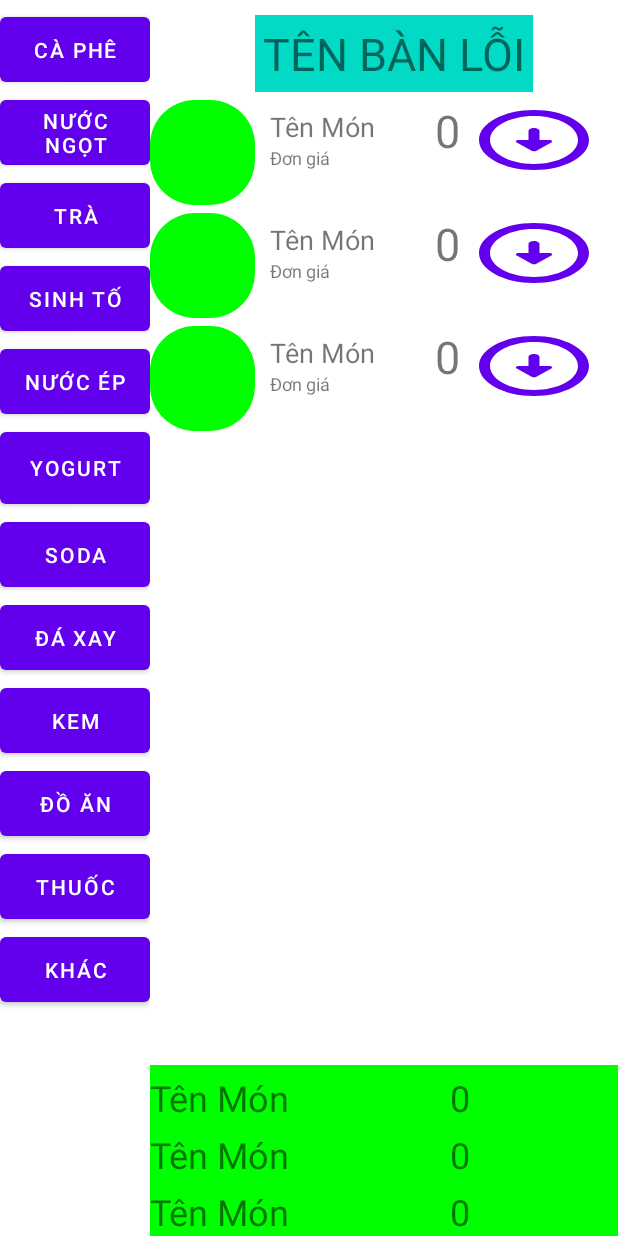
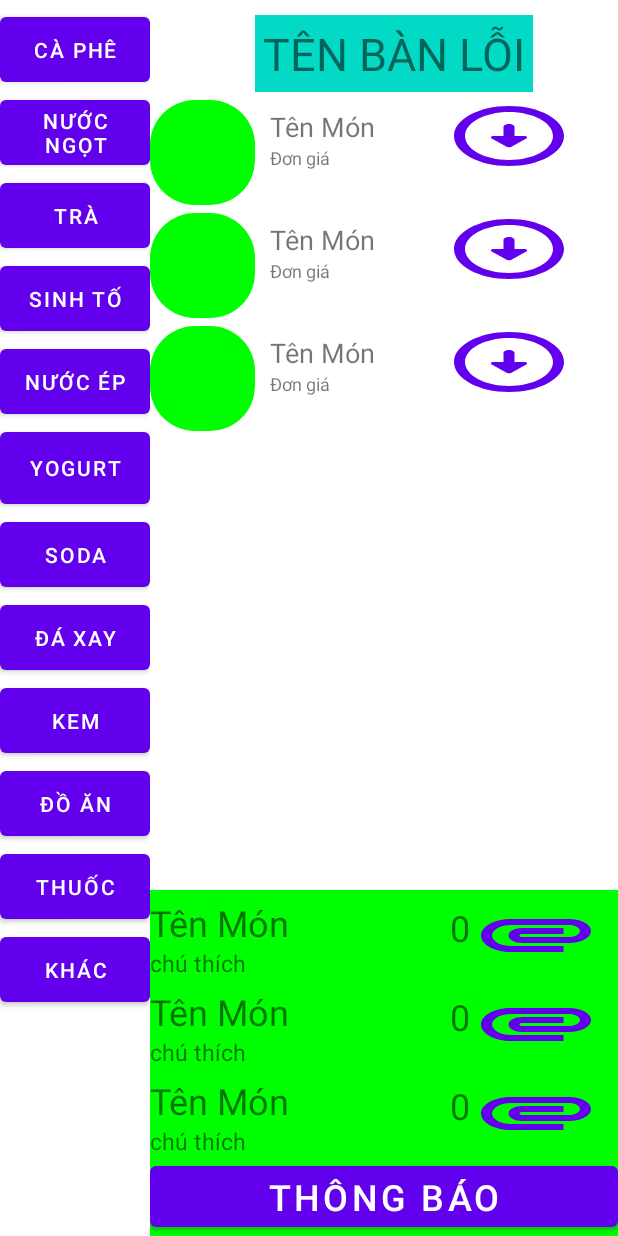
Before and after one commit to thierrytien6595/thierrytien6595, an Android app: the layout activity_san_pham.xml on its own in the app's theme, with its tools: preview values and no code run, on a phone screen of 412 x 824 dp. Run offline under Robolectric (Android 15) with nearby library versions, the phone set to English and light mode, and no system bars.

Commit message:
Đã hoàn thành nút giảm số lượng món đã chọn.

```diff
--- a/app/src/main/java/com/example/retrofitexample/SPDACHON/SPDaChonModel.kt
+++ b/app/src/main/java/com/example/retrofitexample/SPDACHON/SPDaChonModel.kt
@@ -1,3 +1,3 @@
 package com.example.retrofitexample.SPDACHON
 
-data class SPDaChonModel(val TENSP:String,val SOLUONG:Int)
+data class SPDaChonModel(val TENSP:String,val SOLUONG:Int,val CHUTHICH:String="")
--- /dev/null
+++ b/app/src/main/res/drawable/chuthich.xml
@@ -0,0 +1,5 @@
+<vector android:height="24dp" android:tint="#FFE500"
+    android:viewportHeight="24" android:viewportWidth="24"
+    android:width="24dp" xmlns:android="http://schemas.android.com/apk/res/android">
+    <path android:fillColor="@android:color/white" android:pathData="M2,12.5C2,9.46 4.46,7 7.5,7H18c2.21,0 4,1.79 4,4s-1.79,4 -4,4H9.5C8.12,15 7,13.88 7,12.5S8.12,10 9.5,10H17v2H9.41c-0.55,0 -0.55,1 0,1H18c1.1,0 2,-0.9 2,-2s-0.9,-2 -2,-2H7.5C5.57,9 4,10.57 4,12.5S5.57,16 7.5,16H17v2H7.5C4.46,18 2,15.54 2,12.5z"/>
+</vector>
--- a/app/src/main/res/layout/activity_san_pham.xml
+++ b/app/src/main/res/layout/activity_san_pham.xml
@@ -129,11 +129,20 @@
             android:layout_width="match_parent"
             android:layout_height="wrap_content"
             app:layout_constrainedHeight="true"
-            app:layout_constraintBottom_toBottomOf="parent"
-            app:layout_constraintEnd_toEndOf="parent"
+            app:layout_constraintBottom_toTopOf="@+id/btn_chuthich"
+            app:layout_constraintEnd_toEndOf="@+id/btn_thongbao"
             app:layout_constraintHeight_max="200dp"
             app:layout_constraintStart_toStartOf="parent"
-            tools:listitem="@layout/dachon_item">
-        </androidx.recyclerview.widget.RecyclerView>
+            tools:listitem="@layout/dachon_item"/>
+
+        <Button
+            android:id="@+id/btn_thongbao"
+            android:layout_width="match_parent"
+            android:layout_height="wrap_content"
+            android:text="THÔNG BÁO"
+            android:visibility="visible"
+            android:textSize="24sp"
+            app:layout_constraintTop_toBottomOf="@+id/rev_chonmon2"
+            />
     </androidx.constraintlayout.widget.ConstraintLayout>
 </RelativeLayout>
--- a/app/src/main/res/layout/dachon_item.xml
+++ b/app/src/main/res/layout/dachon_item.xml
@@ -4,7 +4,10 @@
     android:layout_width="match_parent"
     android:layout_marginTop="5dp"
     android:layout_height="wrap_content">
-
+<LinearLayout
+    android:layout_width="wrap_content"
+    android:layout_height="wrap_content"
+    android:orientation="vertical">
     <TextView
             android:id="@+id/tv_mon_dachon"
             android:layout_width="200dp"
@@ -12,10 +15,25 @@
             android:text="Tên Món"
             android:textSize="24sp" />
     <TextView
+        android:id="@+id/tv_chuthich"
+        android:text="chú thích"
+        android:layout_width="wrap_content"
+        android:layout_height="wrap_content"
+        android:textSize="15dp"
+        />
+</LinearLayout>
+    <TextView
         android:id="@+id/tv_soluong_dachon"
-        android:layout_width="match_parent"
+        android:layout_width="wrap_content"
         android:layout_height="wrap_content"
         android:gravity="left"
         android:text="0"
         android:textSize="24dp" />
+
+    <Button
+        android:id="@+id/btn_chuthich"
+        android:layout_width="wrap_content"
+        android:layout_height="wrap_content"
+        android:background="@drawable/chuthich"
+        />
 </LinearLayout>
--- a/app/src/main/res/layout/mon_item.xml
+++ b/app/src/main/res/layout/mon_item.xml
@@ -34,18 +34,8 @@
             android:textSize="12sp"
             />
     </LinearLayout>
-
-    <TextView
-        android:id="@+id/tv_soluong"
-        android:layout_width="wrap_content"
-        android:layout_height="wrap_content"
-        android:text="0"
-        android:gravity="center"
-        android:textSize="30dp"
-        />
-
     <Button
-        android:id="@+id/btn_cong"
+        android:id="@+id/btn_giam"
         android:layout_width="wrap_content"
         android:layout_height="wrap_content"
         android:background="@drawable/img_btn_tru"
```
Also changed, not shown: app/src/main/java/com/example/retrofitexample/SANPHAM/SanPhamAdapter.kt (+7 -3 lines), app/src/main/java/com/example/retrofitexample/SPDACHON/SPDaChonAdapter.kt (+20 -2 lines), app/src/main/java/com/example/retrofitexample/SanPham.kt (+25 -7 lines).
